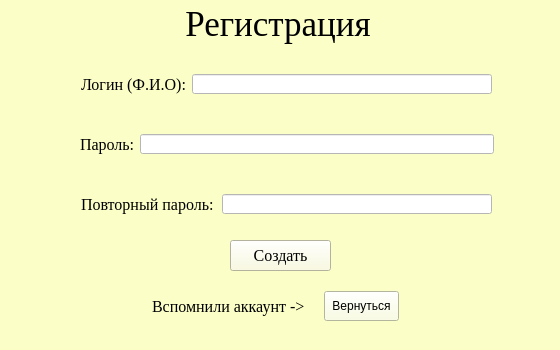
YaganovValera/coursework, file qt_registration.ui: the form before one commit.
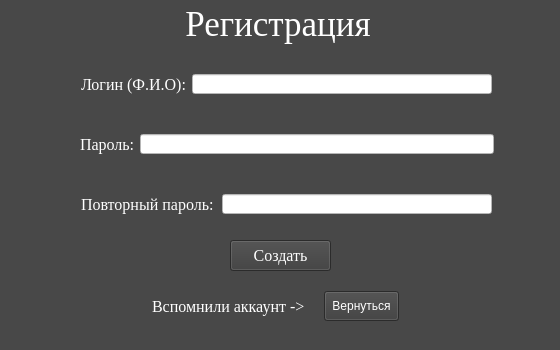
The form after the commit.

Diff of the .ui file:
```diff
--- a/qt_registration.ui
+++ b/qt_registration.ui
@@ -26,7 +26,8 @@
    <string>Регистрация</string>
   </property>
   <property name="styleSheet">
-   <string notr="true">background-color: rgb(251, 255, 199);</string>
+   <string notr="true">background-color: rgb(72, 72, 72);
+color: rgb(255, 255, 255);</string>
   </property>
   <widget class="QWidget" name="centralwidget">
    <widget class="QLabel" name="l_title_reg">
@@ -125,7 +126,8 @@
         <cursorShape>PointingHandCursor</cursorShape>
        </property>
        <property name="styleSheet">
-        <string notr="true">background-color: rgb(251, 255, 220);</string>
+        <string notr="true">
+background-color: rgb(60, 60, 60);</string>
        </property>
        <property name="text">
         <string>Вернуться</string>
@@ -165,8 +167,8 @@
      <cursorShape>PointingHandCursor</cursorShape>
     </property>
     <property name="styleSheet">
-     <string notr="true">board: 1px inset blue; 
-background-color: rgb(250, 250, 220);</string>
+     <string notr="true">
+background-color: rgb(60, 60, 60);</string>
     </property>
     <property name="text">
      <string>Создать</string>
@@ -236,7 +238,8 @@
           </font>
          </property>
          <property name="styleSheet">
-          <string notr="true">background-color: rgb(255, 255, 255);</string>
+          <string notr="true">background-color: rgb(255, 255, 255);
+color: rgb(0, 0, 0);</string>
          </property>
          <property name="text">
           <string/>
@@ -280,10 +283,16 @@
        </item>
        <item>
         <widget class="QLineEdit" name="new_password">
+         <property name="sizePolicy">
+          <sizepolicy hsizetype="Expanding" vsizetype="Fixed">
+           <horstretch>0</horstretch>
+           <verstretch>0</verstretch>
+          </sizepolicy>
+         </property>
          <property name="minimumSize">
           <size>
-           <width>300</width>
-           <height>20</height>
+           <width>0</width>
+           <height>0</height>
           </size>
          </property>
          <property name="maximumSize">
@@ -299,7 +308,8 @@
           </font>
          </property>
          <property name="styleSheet">
-          <string notr="true">background-color: rgb(255, 255, 255);</string>
+          <string notr="true">background-color: rgb(255, 255, 255);
+color: rgb(0, 0, 0);</string>
          </property>
          <property name="text">
           <string/>
@@ -362,7 +372,8 @@
           </font>
          </property>
          <property name="styleSheet">
-          <string notr="true">background-color: rgb(255, 255, 255);</string>
+          <string notr="true">background-color: rgb(255, 255, 255);
+color: rgb(0, 0, 0);</string>
          </property>
          <property name="text">
           <string/>
```
